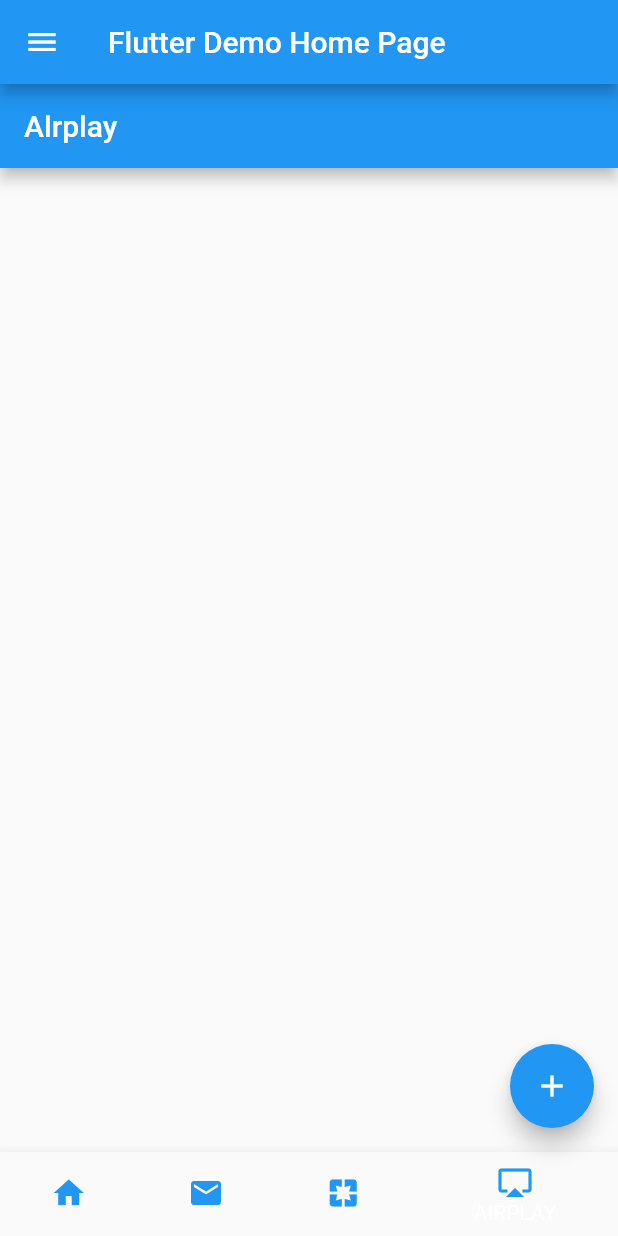
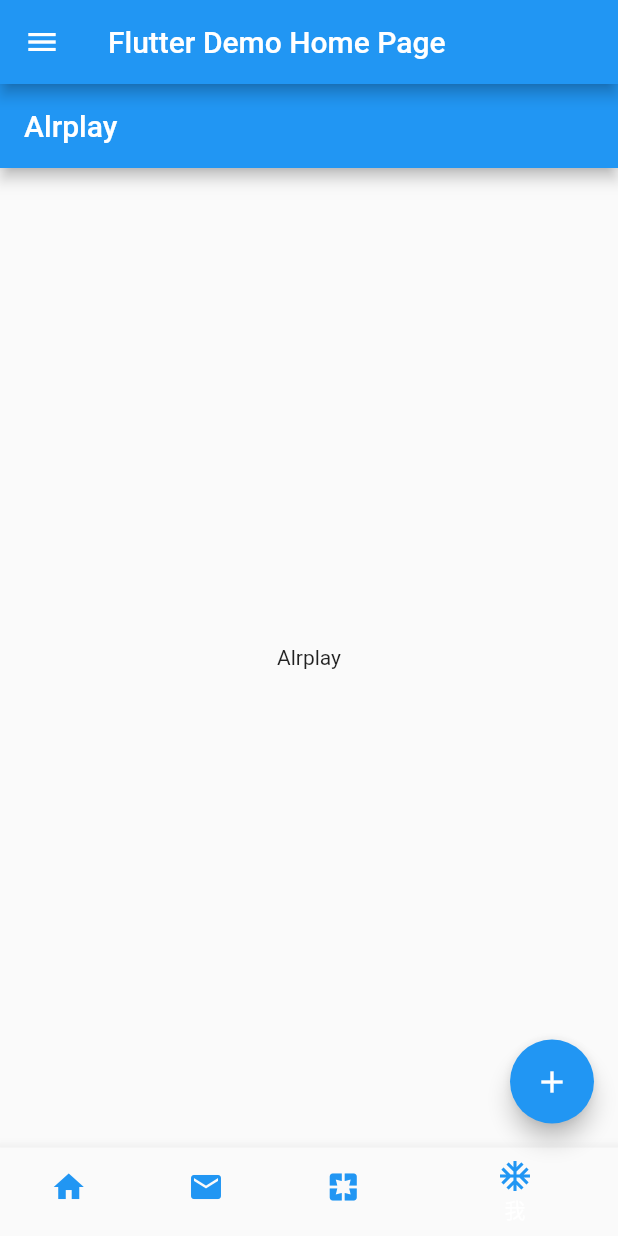
Before and after one commit to Darcula666/flutter_drawer, a Flutter app: the screen it shows after launch, item 4 of the bottom bar chosen, on a phone screen of 412 x 824 dp. Run offline on Flutter 3.47's test engine with Material 2 defaults, Android fonts, the phone set to English and light mode, and no system bars; network calls fail.

Commit message:
修改首页

```diff
--- a/lib/AlarmsScreen.dart
+++ b/lib/AlarmsScreen.dart
@@ -12,6 +12,9 @@ class AlarmsScreenState extends State<AlarmsScreen> {
       appBar: AppBar(
         title: Text('Alarms'),
       ),
+      body: new Center(
+        child: Text('Alarms'),
+      ),
     );
   }
 }
--- a/lib/AlrplayScreen.dart
+++ b/lib/AlrplayScreen.dart
@@ -12,6 +12,9 @@ class AlrplayScreenState extends State<AlrplayScreen> {
       appBar: AppBar(
         title: Text('Alrplay'),
       ),
+      body: new Center(
+        child: Text('Alrplay'),
+      ),
     );
   }
 }
--- a/lib/EmailScreen.dart
+++ b/lib/EmailScreen.dart
@@ -12,6 +12,9 @@ class EmailScreenState extends State<EmailScreen> {
       appBar: AppBar(
         title: Text('Email'),
       ),
+      body: new Center(
+        child: Text('Email'),
+      ),
     );
   }
 }
--- a/lib/main.dart
+++ b/lib/main.dart
@@ -74,7 +74,7 @@ class _MyHomePageState extends State<MyHomePage> {
               color: _bottomNavigationColor,
             ),
             title: Text(
-              'HOME',
+              '微信',
               style: TextStyle(color: _bottomNavigationColor),
             )),
         BottomNavigationBarItem(
@@ -83,7 +83,7 @@ class _MyHomePageState extends State<MyHomePage> {
               color: _bottomNavigationColor,
             ),
             title: Text(
-              'Email',
+              '通讯录',
               style: TextStyle(color: _bottomNavigationColor),
             )),
         BottomNavigationBarItem(
@@ -92,16 +92,16 @@ class _MyHomePageState extends State<MyHomePage> {
               color: _bottomNavigationColor,
             ),
             title: Text(
-              'PAGES',
+              '发现',
               style: TextStyle(color: _bottomNavigationColor),
             )),
         BottomNavigationBarItem(
             icon: Icon(
-              Icons.airplay,
+              Icons.ac_unit,
               color: _bottomNavigationColor,
             ),
             title: Text(
-              'AIRPLAY',
+              '我',
               style: TextStyle(color: _bottomNavigationColor),
             )),
       ],
```
Also changed, not shown: lib/HomeScreen.dart (+117 -2 lines).
